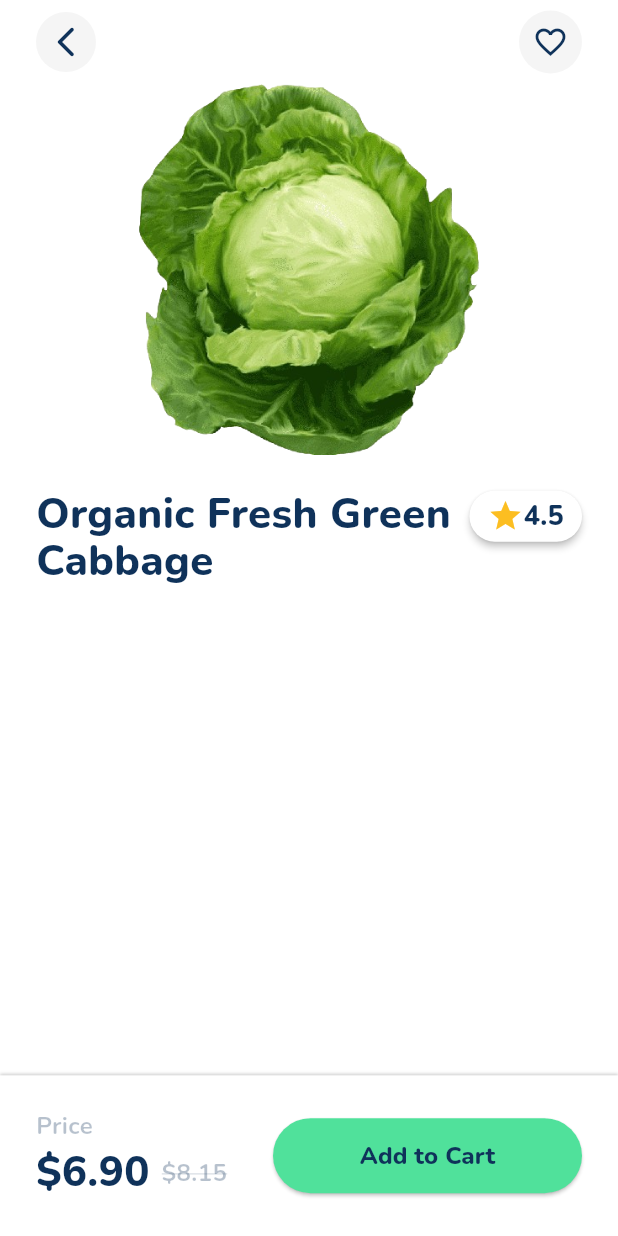
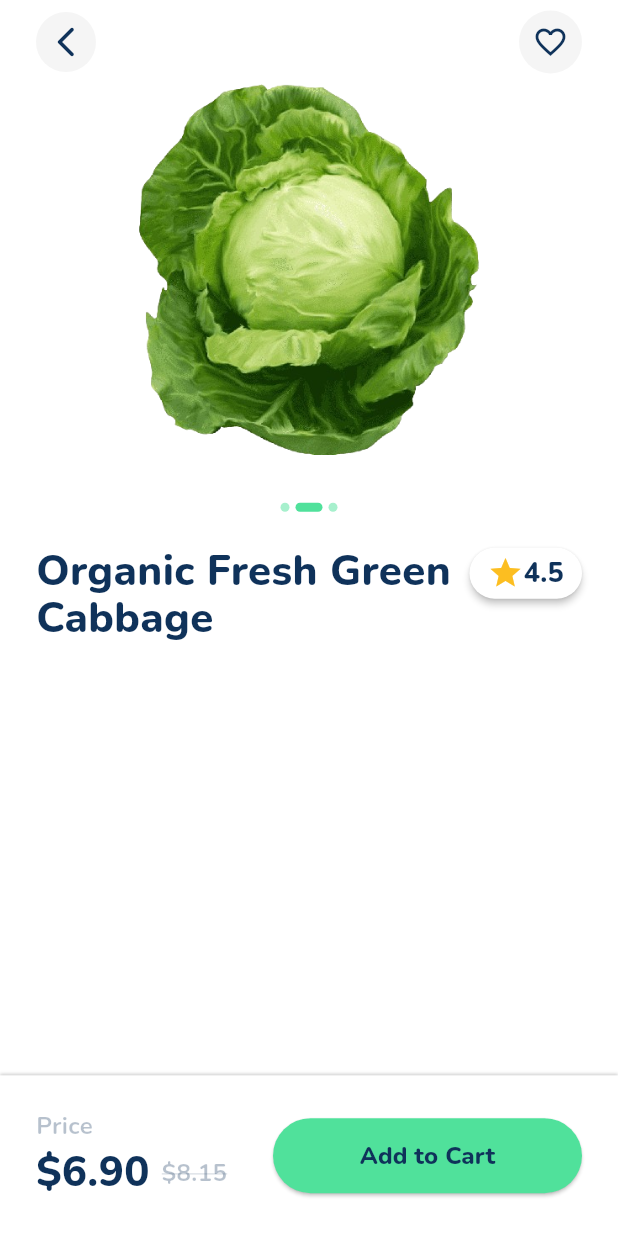
Before and after one commit to douglasrsantos/challenge_bento, a Flutter app: the ItemDetailPage screen opened by its route, on a phone screen of 412 x 824 dp. Run offline on Flutter 3.47's test engine with Material 3 defaults, Android fonts, the light colour scheme and no system bars; drawn by our look-alikes of smooth_page_indicator; our stand-ins replace flutter_mobx, get_it, go_router, google_fonts, mobx; generated files the repository leaves out were written again.

Commit message:
chore: created image list indicator on item detail page

```diff
--- a/lib/app/modules/item_detail/item_detail_page.dart
+++ b/lib/app/modules/item_detail/item_detail_page.dart
@@ -14,13 +14,14 @@ class ItemDetailPage extends StatelessWidget {
         onTapArrowBack: () => context.pop(),
         showFavoriteIcon: true,
       ),
-      body: Stack(
+      body: const Stack(
         children: [
           Positioned.fill(
             child: Column(
               mainAxisSize: MainAxisSize.min,
               children: [
                 ImageList(),
+                ListIndicator(),
                 TitleAndRating(),
               ],
             ),
--- a/lib/app/modules/item_detail/item_detail_widgets.dart/image_list.dart
+++ b/lib/app/modules/item_detail/item_detail_widgets.dart/image_list.dart
@@ -6,7 +6,9 @@ class ImageList extends StatelessWidget {
 
   @override
   Widget build(BuildContext context) {
-    return SizedBox(
+    return Padding(
+      padding: const EdgeInsets.only(bottom: 16),
+      child: SizedBox(
         height: MediaQuery.of(context).size.height*0.3,
         child: PageView.builder(
           itemCount: 3,
@@ -14,6 +16,7 @@ class ImageList extends StatelessWidget {
             return Image.asset(AppImages.cabbage1);
           },
         ),
+      ),
     );
   }
 }
```
Lines whose indentation alone changed are shown as unchanged.
